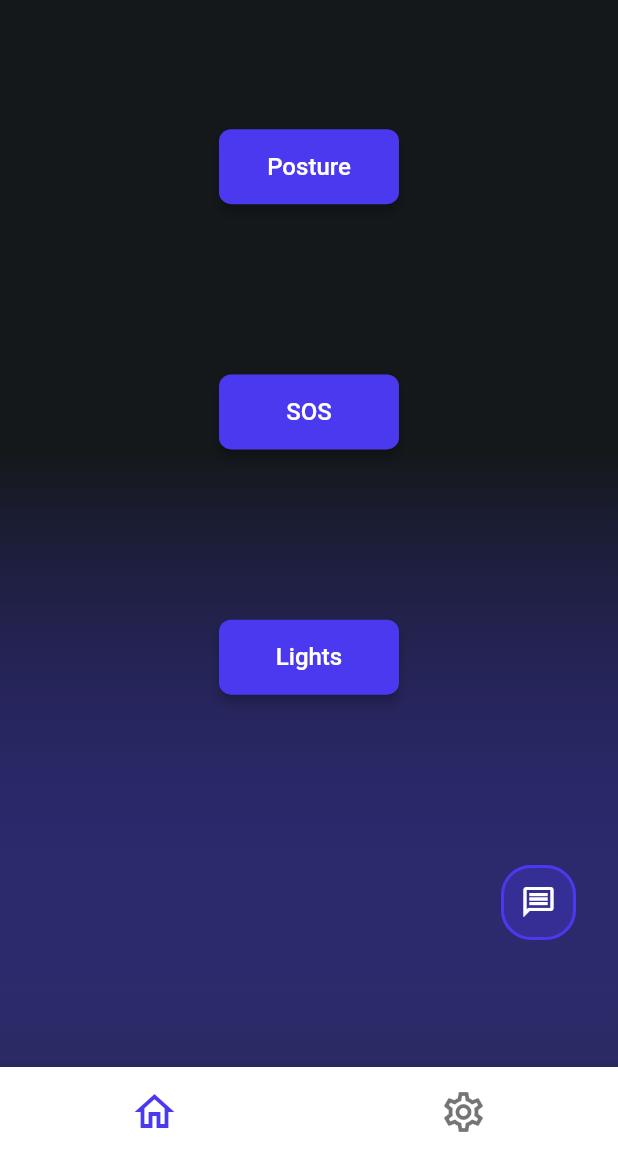
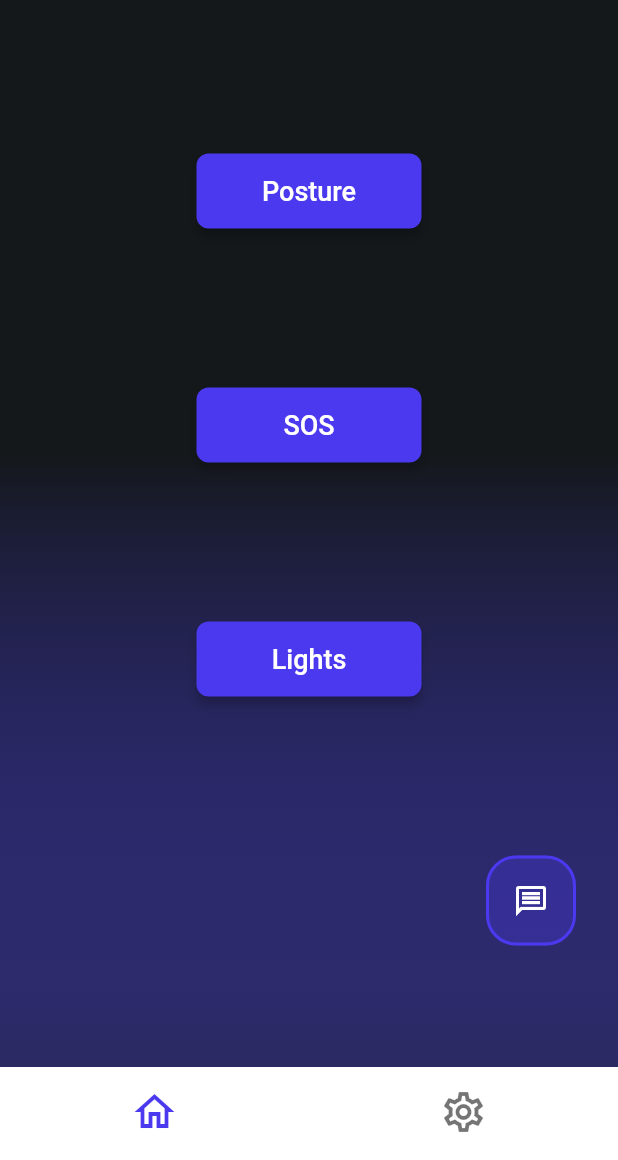
Before and after one commit to RolandoQuintana/E-Trivium-Capstone, a Flutter app: the screen it shows after launch, on a phone screen of 412 x 824 dp, the part 76-1236 px from its top. Run offline on Flutter 3.47's test engine with Material 2 defaults, Android fonts, the phone set to English and light mode, and no system bars; drawn by our look-alikes of auto_size_text; our stand-ins replace dropdown_button2, flutter_animate, flutter_blue_plus, font_awesome_flutter, from_css_color, go_router and 6 more; missing offline and left inert: flutterflow_colorpicker, json_path; Roboto replaces fonts that are missing (Readex Pro).

Commit message:
Slightly updated UI stuff

```diff
--- a/lib/pages/home_page/home_page_widget.dart
+++ b/lib/pages/home_page/home_page_widget.dart
@@ -122,6 +122,9 @@ class _HomePageWidgetState extends State<HomePageWidget> {
                       end: AlignmentDirectional(0, 1.0),
                     ),
                   ),
+                  child: Padding(
+                    padding:
+                        EdgeInsetsDirectional.fromSTEB(0.0, 20.0, 0.0, 0.0),
                     child: Column(
                       mainAxisSize: MainAxisSize.max,
                       mainAxisAlignment: MainAxisAlignment.spaceAround,
@@ -140,17 +143,19 @@ class _HomePageWidgetState extends State<HomePageWidget> {
                           },
                           text: 'Posture',
                           options: FFButtonOptions(
-                          width: 120.0,
+                            width: 150.0,
                             height: 50.0,
                             padding: EdgeInsetsDirectional.fromSTEB(
                                 24.0, 0.0, 24.0, 0.0),
                             iconPadding: EdgeInsetsDirectional.fromSTEB(
                                 0.0, 0.0, 0.0, 0.0),
                             color: FlutterFlowTheme.of(context).primary,
-                          textStyle:
-                              FlutterFlowTheme.of(context).titleSmall.override(
+                            textStyle: FlutterFlowTheme.of(context)
+                                .titleSmall
+                                .override(
                                   fontFamily: 'Readex Pro',
                                   color: Colors.white,
+                                  fontSize: 18.0,
                                 ),
                             elevation: 3.0,
                             borderRadius: BorderRadius.circular(8.0),
@@ -170,17 +175,19 @@ class _HomePageWidgetState extends State<HomePageWidget> {
                           },
                           text: 'SOS',
                           options: FFButtonOptions(
-                          width: 120.0,
+                            width: 150.0,
                             height: 50.0,
                             padding: EdgeInsetsDirectional.fromSTEB(
                                 24.0, 0.0, 24.0, 0.0),
                             iconPadding: EdgeInsetsDirectional.fromSTEB(
                                 0.0, 0.0, 0.0, 0.0),
                             color: FlutterFlowTheme.of(context).primary,
-                          textStyle:
-                              FlutterFlowTheme.of(context).titleSmall.override(
+                            textStyle: FlutterFlowTheme.of(context)
+                                .titleSmall
+                                .override(
                                   fontFamily: 'Readex Pro',
                                   color: Colors.white,
+                                  fontSize: 18.0,
                                 ),
                             elevation: 3.0,
                             borderSide: BorderSide(
@@ -216,17 +223,19 @@ class _HomePageWidgetState extends State<HomePageWidget> {
                           },
                           text: 'Lights',
                           options: FFButtonOptions(
-                          width: 120.0,
+                            width: 150.0,
                             height: 50.0,
                             padding: EdgeInsetsDirectional.fromSTEB(
                                 24.0, 0.0, 24.0, 0.0),
                             iconPadding: EdgeInsetsDirectional.fromSTEB(
                                 0.0, 0.0, 0.0, 0.0),
                             color: FlutterFlowTheme.of(context).primary,
-                          textStyle:
-                              FlutterFlowTheme.of(context).titleSmall.override(
+                            textStyle: FlutterFlowTheme.of(context)
+                                .titleSmall
+                                .override(
                                   fontFamily: 'Readex Pro',
                                   color: Colors.white,
+                                  fontSize: 18.0,
                                 ),
                             elevation: 3.0,
                             borderSide: BorderSide(
@@ -245,7 +254,7 @@ class _HomePageWidgetState extends State<HomePageWidget> {
                               borderColor: FlutterFlowTheme.of(context).primary,
                               borderRadius: 20.0,
                               borderWidth: 2.0,
-                            buttonSize: 50.0,
+                              buttonSize: 60.0,
                               fillColor: FlutterFlowTheme.of(context).accent1,
                               icon: Icon(
                                 Icons.message_outlined,
@@ -281,6 +290,7 @@ class _HomePageWidgetState extends State<HomePageWidget> {
                       ],
                     ),
                   ),
+                ),
               );
             },
           ),
```
Lines whose indentation alone changed are shown as unchanged.
